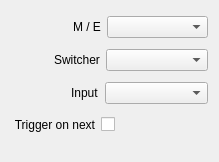
Above: src/Widgets/Inspector/Atem/InspectorAtemInputWidget.ui from CasparCG/client before the change. Below: the same form after it.
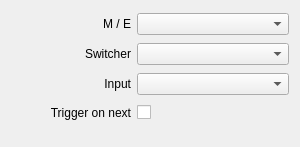
That is the form after the change.

Commit message: Simplify layout of inspector widgets

What changed in the file:
```diff
--- a/src/Widgets/Inspector/Atem/InspectorAtemInputWidget.ui
+++ b/src/Widgets/Inspector/Atem/InspectorAtemInputWidget.ui
@@ -6,8 +6,8 @@
    <rect>
     <x>0</x>
     <y>0</y>
-    <width>219</width>
-    <height>162</height>
+    <width>300</width>
+    <height>147</height>
    </rect>
   </property>
   <property name="sizePolicy">
@@ -16,146 +16,64 @@
     <verstretch>0</verstretch>
    </sizepolicy>
   </property>
-  <layout class="QVBoxLayout" name="verticalLayout">
-   <item>
-    <layout class="QHBoxLayout" name="horizontalLayoutMixerStep">
-     <item>
-      <spacer name="horizontalSpacerMixerStep">
-       <property name="orientation">
-        <enum>Qt::Horizontal</enum>
-       </property>
-       <property name="sizeType">
-        <enum>QSizePolicy::Fixed</enum>
-       </property>
-       <property name="sizeHint" stdset="0">
-        <size>
-         <width>62</width>
-         <height>20</height>
-        </size>
-       </property>
-      </spacer>
-     </item>
-     <item>
-      <widget class="QLabel" name="labelMixerStep">
-       <property name="text">
-        <string>M / E</string>
-       </property>
-      </widget>
-     </item>
-     <item>
-      <widget class="QComboBox" name="comboBoxMixerStep">
-       <property name="sizePolicy">
-        <sizepolicy hsizetype="Expanding" vsizetype="Fixed">
-         <horstretch>0</horstretch>
-         <verstretch>0</verstretch>
-        </sizepolicy>
-       </property>
-      </widget>
-     </item>
-    </layout>
+  <layout class="QGridLayout" name="gridLayout">
+   <property name="bottomMargin">
+    <number>20</number>
+   </property>
+   <item row="0" column="1">
+    <widget class="QComboBox" name="comboBoxMixerStep">
+     <property name="sizePolicy">
+      <sizepolicy hsizetype="Expanding" vsizetype="Fixed">
+       <horstretch>0</horstretch>
+       <verstretch>0</verstretch>
+      </sizepolicy>
+     </property>
+    </widget>
    </item>
-   <item>
-    <layout class="QHBoxLayout" name="horizontalLayoutSwitcher">
-     <item>
-      <spacer name="horizontalSpacerSwitcher">
-       <property name="orientation">
-        <enum>Qt::Horizontal</enum>
-       </property>
-       <property name="sizeType">
-        <enum>QSizePolicy::Fixed</enum>
-       </property>
-       <property name="sizeHint" stdset="0">
-        <size>
-         <width>43</width>
-         <height>20</height>
-        </size>
-       </property>
-      </spacer>
-     </item>
-     <item>
-      <widget class="QLabel" name="labelSwitcher">
-       <property name="text">
-        <string>Switcher</string>
-       </property>
-      </widget>
-     </item>
-     <item>
-      <widget class="QComboBox" name="comboBoxSwitcher">
-       <property name="sizePolicy">
-        <sizepolicy hsizetype="Expanding" vsizetype="Fixed">
-         <horstretch>0</horstretch>
-         <verstretch>0</verstretch>
-        </sizepolicy>
-       </property>
-      </widget>
-     </item>
-    </layout>
+   <item row="0" column="0">
+    <widget class="QLabel" name="labelMixerStep">
+     <property name="minimumSize">
+      <size>
+       <width>120</width>
+       <height>0</height>
+      </size>
+     </property>
+     <property name="text">
+      <string>M / E</string>
+     </property>
+     <property name="alignment">
+      <set>Qt::AlignRight|Qt::AlignTrailing|Qt::AlignVCenter</set>
+     </property>
+    </widget>
    </item>
-   <item>
-    <layout class="QHBoxLayout" name="horizontalLayoutInput">
-     <item>
-      <spacer name="horizontalSpacerInput">
-       <property name="orientation">
-        <enum>Qt::Horizontal</enum>
-       </property>
-       <property name="sizeType">
-        <enum>QSizePolicy::Fixed</enum>
-       </property>
-       <property name="sizeHint" stdset="0">
-        <size>
-         <width>60</width>
-         <height>20</height>
-        </size>
-       </property>
-      </spacer>
-     </item>
-     <item>
-      <widget class="QLabel" name="labelInput">
-       <property name="text">
-        <string>Input</string>
-       </property>
-      </widget>
-     </item>
-     <item>
-      <widget class="QComboBox" name="comboBoxInput">
-       <property name="sizePolicy">
-        <sizepolicy hsizetype="Expanding" vsizetype="Fixed">
-         <horstretch>0</horstretch>
-         <verstretch>0</verstretch>
-        </sizepolicy>
-       </property>
-      </widget>
-     </item>
-    </layout>
+   <item row="2" column="0">
+    <widget class="QLabel" name="labelInput">
+     <property name="minimumSize">
+      <size>
+       <width>120</width>
+       <height>0</height>
+      </size>
+     </property>
+     <property name="text">
+      <string>Input</string>
+     </property>
+     <property name="alignment">
+      <set>Qt::AlignRight|Qt::AlignTrailing|Qt::AlignVCenter</set>
+     </property>
+    </widget>
    </item>
-   <item>
+   <item row="1" column="1">
+    <widget class="QComboBox" name="comboBoxSwitcher">
+     <property name="sizePolicy">
+      <sizepolicy hsizetype="Expanding" vsizetype="Fixed">
+       <horstretch>0</horstretch>
+       <verstretch>0</verstretch>
+      </sizepolicy>
+     </property>
+    </widget>
+   </item>
+   <item row="3" column="1">
     <layout class="QHBoxLayout" name="horizontalLayoutTriggerOnNext">
-     <item>
-      <spacer name="horizontalSpacerTriggerOnNext1">
-       <property name="orientation">
-        <enum>Qt::Horizontal</enum>
-       </property>
-       <property name="sizeType">
-        <enum>QSizePolicy::Fixed</enum>
-       </property>
-       <property name="sizeHint" stdset="0">
-        <size>
-         <width>2</width>
-         <height>20</height>
-        </size>
-       </property>
-      </spacer>
-     </item>
-     <item>
-      <widget class="QLabel" name="labelTriggerOnNext">
-       <property name="text">
-        <string>Trigger on next</string>
-       </property>
-       <property name="alignment">
-        <set>Qt::AlignRight|Qt::AlignTrailing|Qt::AlignVCenter</set>
-       </property>
-      </widget>
-     </item>
      <item>
       <widget class="QCheckBox" name="checkBoxTriggerOnNext">
        <property name="layoutDirection">
@@ -181,21 +99,47 @@
      </item>
     </layout>
    </item>
-   <item>
-    <spacer name="verticalSpacerInput">
-     <property name="orientation">
-      <enum>Qt::Vertical</enum>
+   <item row="1" column="0">
+    <widget class="QLabel" name="labelSwitcher">
+     <property name="minimumSize">
+      <size>
+       <width>120</width>
+       <height>0</height>
+      </size>
      </property>
-     <property name="sizeType">
-      <enum>QSizePolicy::Fixed</enum>
+     <property name="text">
+      <string>Switcher</string>
      </property>
-     <property name="sizeHint" stdset="0">
+     <property name="alignment">
+      <set>Qt::AlignRight|Qt::AlignTrailing|Qt::AlignVCenter</set>
+     </property>
+    </widget>
+   </item>
+   <item row="3" column="0">
+    <widget class="QLabel" name="labelTriggerOnNext">
+     <property name="minimumSize">
       <size>
-       <width>20</width>
-       <height>10</height>
+       <width>120</width>
+       <height>0</height>
       </size>
      </property>
-    </spacer>
+     <property name="text">
+      <string>Trigger on next</string>
+     </property>
+     <property name="alignment">
+      <set>Qt::AlignRight|Qt::AlignTrailing|Qt::AlignVCenter</set>
+     </property>
+    </widget>
+   </item>
+   <item row="2" column="1">
+    <widget class="QComboBox" name="comboBoxInput">
+     <property name="sizePolicy">
+      <sizepolicy hsizetype="Expanding" vsizetype="Fixed">
+       <horstretch>0</horstretch>
+       <verstretch>0</verstretch>
+      </sizepolicy>
+     </property>
+    </widget>
    </item>
   </layout>
  </widget>
```
Left out of the diff: 6 changed lines with no effect on the pictures. The commit also changes 58 other files.
